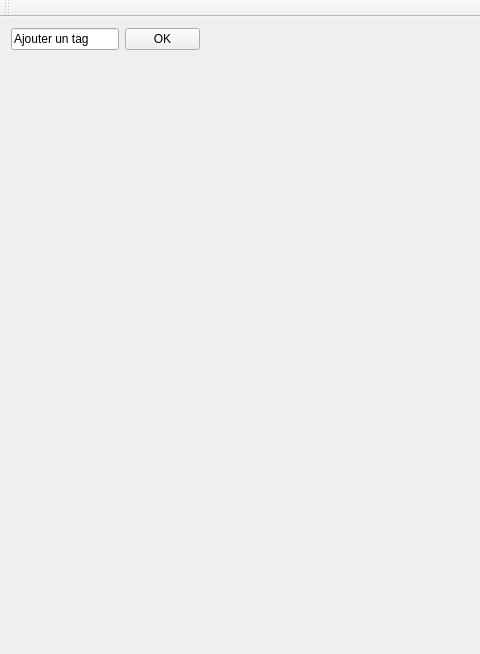
Before: the Qt Designer form mainwindow.ui in SebGonzalez/BibliothequePhoto, drawn with Qt 5; both pictures show x 0 to 480 and y 0 to 654 of the 1098 by 654 pixel window.
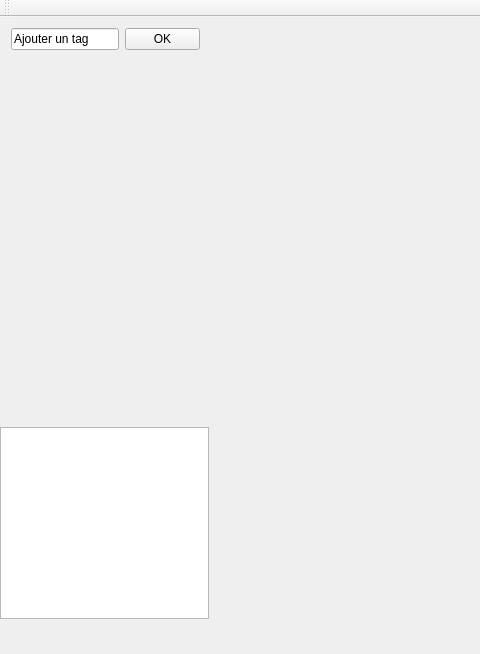
After: the same form once the commit is applied.

What changed in the file:
```diff
--- a/mainwindow.ui
+++ b/mainwindow.ui
@@ -49,7 +49,7 @@
       <x>0</x>
       <y>0</y>
       <width>211</width>
-      <height>601</height>
+      <height>411</height>
      </rect>
     </property>
     <layout class="QFormLayout" name="formLayout">
@@ -69,6 +69,16 @@
      </item>
     </layout>
    </widget>
+   <widget class="QTreeView" name="treeView">
+    <property name="geometry">
+     <rect>
+      <x>0</x>
+      <y>410</y>
+      <width>209</width>
+      <height>192</height>
+     </rect>
+    </property>
+   </widget>
   </widget>
   <widget class="QMenuBar" name="menuBar">
    <property name="geometry">
```
